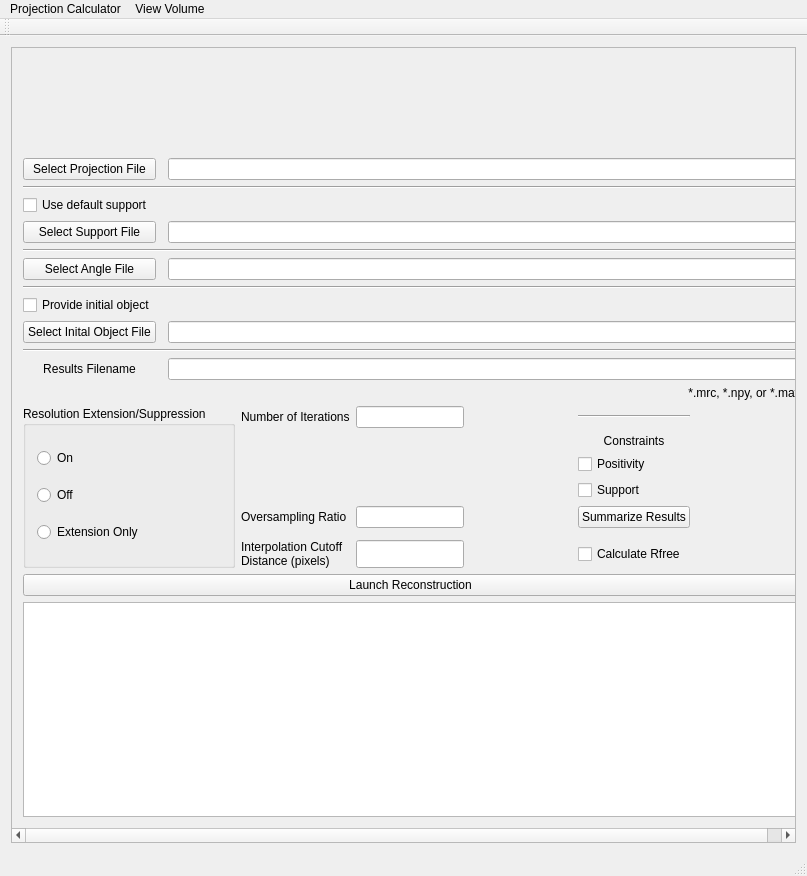
Qt form GENFIRE/gui/GENFIRE_MainWindow.ui (genfire-em/GENFIRE-Python) before a commit.
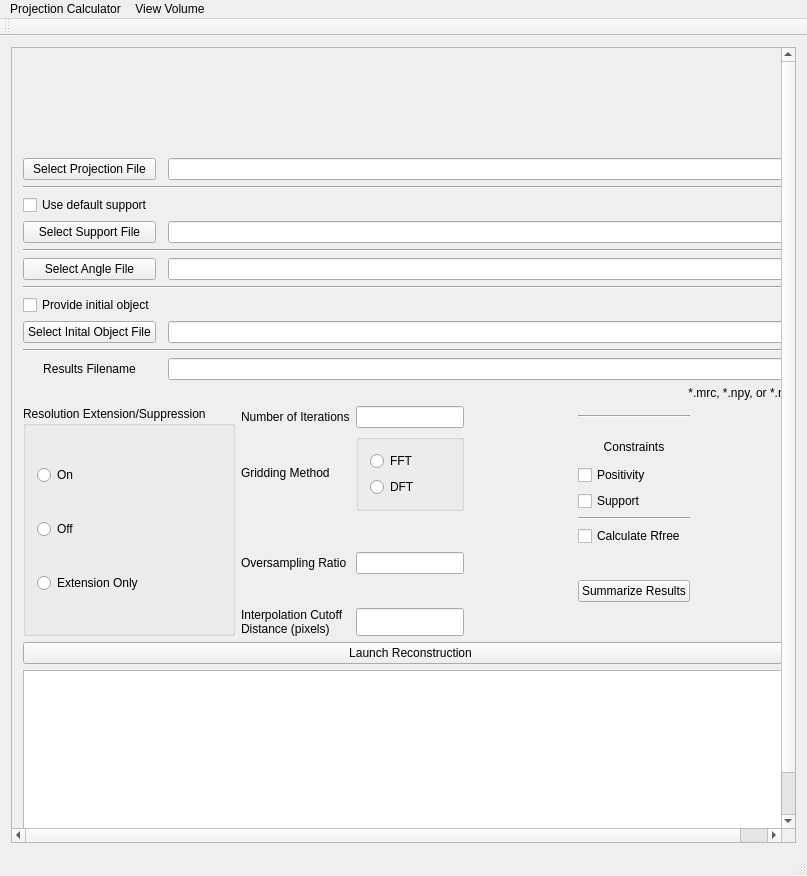
The same form after that commit. Icons and pictures are not drawn.

Commit message: gridding option added to gui

The edit to the form file:
```diff
--- a/GENFIRE/gui/GENFIRE_MainWindow.ui
+++ b/GENFIRE/gui/GENFIRE_MainWindow.ui
@@ -33,9 +33,9 @@
        <property name="geometry">
         <rect>
          <x>0</x>
-         <y>0</y>
+         <y>-101</y>
          <width>799</width>
-         <height>895</height>
+         <height>958</height>
         </rect>
        </property>
        <layout class="QVBoxLayout" name="verticalLayout_4">
@@ -236,34 +236,30 @@
             </item>
             <item>
              <layout class="QGridLayout" name="gridLayout_2">
-              <item row="0" column="3">
-               <widget class="Line" name="line_5">
-                <property name="orientation">
-                 <enum>Qt::Horizontal</enum>
-                </property>
-               </widget>
-              </item>
-              <item row="4" column="3">
+              <item row="3" column="3">
                <widget class="QCheckBox" name="checkBox_rfree">
                 <property name="text">
                  <string>Calculate Rfree</string>
                 </property>
                </widget>
               </item>
-              <item row="2" column="3">
-               <widget class="QPushButton" name="btn_displayResults">
-                <property name="text">
-                 <string>Summarize Results</string>
+              <item row="4" column="2">
+               <spacer name="horizontalSpacer_3">
+                <property name="orientation">
+                 <enum>Qt::Horizontal</enum>
                 </property>
-               </widget>
+                <property name="sizeHint" stdset="0">
+                 <size>
+                  <width>40</width>
+                  <height>20</height>
+                 </size>
+                </property>
+               </spacer>
               </item>
-              <item row="0" column="0">
-               <widget class="QLabel" name="label">
+              <item row="4" column="0">
+               <widget class="QLabel" name="label_2">
                 <property name="text">
-                 <string>Number of Iterations</string>
-                </property>
-                <property name="wordWrap">
-                 <bool>false</bool>
+                 <string>Oversampling Ratio</string>
                 </property>
                </widget>
               </item>
@@ -280,23 +276,10 @@
                 </property>
                </widget>
               </item>
-              <item row="2" column="4">
-               <spacer name="horizontalSpacer_2">
-                <property name="orientation">
-                 <enum>Qt::Horizontal</enum>
-                </property>
-                <property name="sizeHint" stdset="0">
-                 <size>
-                  <width>40</width>
-                  <height>20</height>
-                 </size>
-                </property>
-               </spacer>
-              </item>
-              <item row="0" column="5" rowspan="5">
+              <item row="0" column="5" rowspan="7">
                <layout class="QGridLayout" name="gridLayout_3"/>
               </item>
-              <item row="2" column="1">
+              <item row="4" column="1">
                <widget class="QLineEdit" name="lineEdit_oversamplingRatio">
                 <property name="sizePolicy">
                  <sizepolicy hsizetype="Minimum" vsizetype="Minimum">
@@ -309,7 +292,20 @@
                 </property>
                </widget>
               </item>
-              <item row="4" column="0">
+              <item row="6" column="1">
+               <widget class="QLineEdit" name="lineEdit_interpolationCutoffDistance">
+                <property name="sizePolicy">
+                 <sizepolicy hsizetype="Minimum" vsizetype="Minimum">
+                  <horstretch>0</horstretch>
+                  <verstretch>0</verstretch>
+                 </sizepolicy>
+                </property>
+                <property name="alignment">
+                 <set>Qt::AlignRight|Qt::AlignTrailing|Qt::AlignVCenter</set>
+                </property>
+               </widget>
+              </item>
+              <item row="6" column="0">
                <widget class="QLabel" name="label_3">
                 <property name="text">
                  <string>Interpolation Cutoff Distance (pixels)</string>
@@ -319,28 +315,25 @@
                 </property>
                </widget>
               </item>
-              <item row="2" column="0">
-               <widget class="QLabel" name="label_2">
+              <item row="0" column="3">
+               <widget class="Line" name="line_5">
+                <property name="orientation">
+                 <enum>Qt::Horizontal</enum>
+                </property>
+               </widget>
+              </item>
+              <item row="0" column="0">
+               <widget class="QLabel" name="label">
                 <property name="text">
-                 <string>Oversampling Ratio</string>
+                 <string>Number of Iterations</string>
                 </property>
-               </widget>
-              </item>
-              <item row="4" column="1">
-               <widget class="QLineEdit" name="lineEdit_interpolationCutoffDistance">
-                <property name="sizePolicy">
-                 <sizepolicy hsizetype="Minimum" vsizetype="Minimum">
-                  <horstretch>0</horstretch>
-                  <verstretch>0</verstretch>
-                 </sizepolicy>
+                <property name="wordWrap">
+                 <bool>false</bool>
                 </property>
-                <property name="alignment">
-                 <set>Qt::AlignRight|Qt::AlignTrailing|Qt::AlignVCenter</set>
-                </property>
                </widget>
               </item>
-              <item row="2" column="2">
-               <spacer name="horizontalSpacer_3">
+              <item row="4" column="4">
+               <spacer name="horizontalSpacer_2">
                 <property name="orientation">
                  <enum>Qt::Horizontal</enum>
                 </property>
@@ -352,6 +345,13 @@
                 </property>
                </spacer>
               </item>
+              <item row="5" column="3">
+               <widget class="QPushButton" name="btn_displayResults">
+                <property name="text">
+                 <string>Summarize Results</string>
+                </property>
+               </widget>
+              </item>
               <item row="1" column="3">
                <layout class="QVBoxLayout" name="verticalLayout_5">
                 <item>
@@ -380,6 +380,43 @@
                 </item>
                </layout>
               </item>
+              <item row="1" column="0">
+               <widget class="QLabel" name="label_7">
+                <property name="text">
+                 <string>Gridding Method</string>
+                </property>
+               </widget>
+              </item>
+              <item row="1" column="1">
+               <widget class="QGroupBox" name="groupBox_2">
+                <property name="title">
+                 <string/>
+                </property>
+                <layout class="QVBoxLayout" name="verticalLayout_7">
+                 <item>
+                  <widget class="QRadioButton" name="radioButton_FFT">
+                   <property name="text">
+                    <string>FFT</string>
+                   </property>
+                  </widget>
+                 </item>
+                 <item>
+                  <widget class="QRadioButton" name="radioButton_DFT">
+                   <property name="text">
+                    <string>DFT</string>
+                   </property>
+                  </widget>
+                 </item>
+                </layout>
+               </widget>
+              </item>
+              <item row="2" column="3">
+               <widget class="Line" name="line_6">
+                <property name="orientation">
+                 <enum>Qt::Horizontal</enum>
+                </property>
+               </widget>
+              </item>
              </layout>
             </item>
            </layout>
```
The commit also changes 8 other files.
